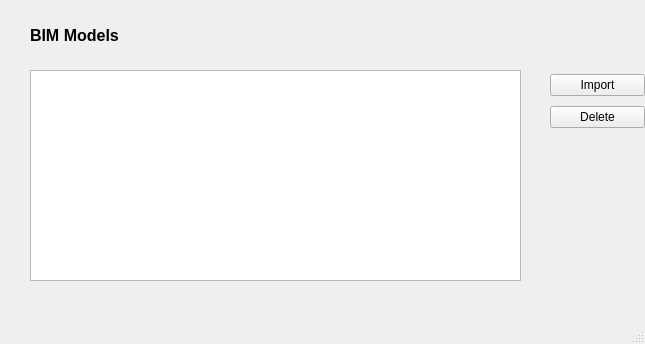
Before: the Qt Designer form GUI_Windows/ifc_manage.ui in ivanfelipeib/Masterarbeit, drawn with Qt 5.
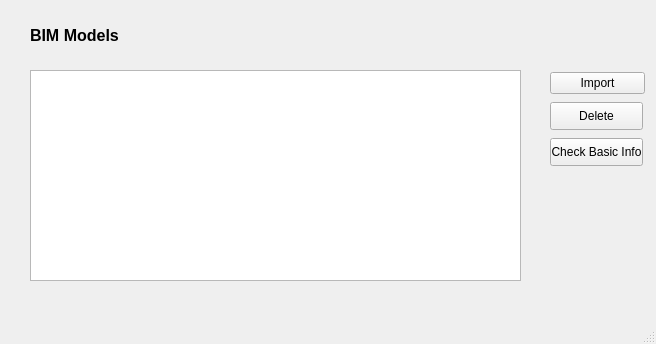
After: the same form once the commit is applied. Custom widgets are drawn as their Qt base class.

Commit message: Add ifc check partially

The edit to the form file:
```diff
--- a/GUI_Windows/ifc_manage.ui
+++ b/GUI_Windows/ifc_manage.ui
@@ -6,7 +6,7 @@
    <rect>
     <x>0</x>
     <y>0</y>
-    <width>645</width>
+    <width>656</width>
     <height>344</height>
    </rect>
   </property>
@@ -51,7 +51,7 @@
       <x>550</x>
       <y>70</y>
       <width>95</width>
-      <height>64</height>
+      <height>98</height>
      </rect>
     </property>
     <layout class="QVBoxLayout" name="verticalLayout">
@@ -64,11 +64,42 @@
      </item>
      <item>
       <widget class="QPushButton" name="btn_delete_ifc">
+       <property name="minimumSize">
+        <size>
+         <width>93</width>
+         <height>28</height>
+        </size>
+       </property>
+       <property name="maximumSize">
+        <size>
+         <width>93</width>
+         <height>28</height>
+        </size>
+       </property>
        <property name="text">
         <string>Delete</string>
        </property>
       </widget>
      </item>
+     <item>
+      <widget class="QPushButton" name="btn_check_ifc">
+       <property name="minimumSize">
+        <size>
+         <width>93</width>
+         <height>28</height>
+        </size>
+       </property>
+       <property name="maximumSize">
+        <size>
+         <width>93</width>
+         <height>28</height>
+        </size>
+       </property>
+       <property name="text">
+        <string>Check Basic Info</string>
+       </property>
+      </widget>
+     </item>
     </layout>
    </widget>
   </widget>
```
The commit also changes 9 other files.
